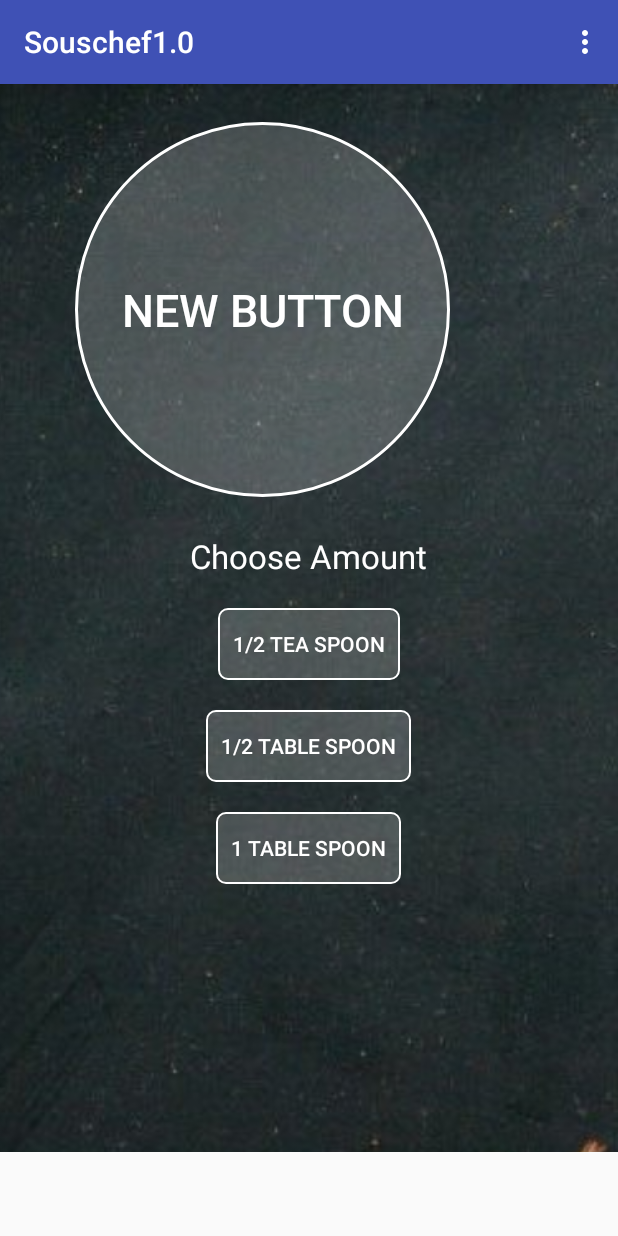
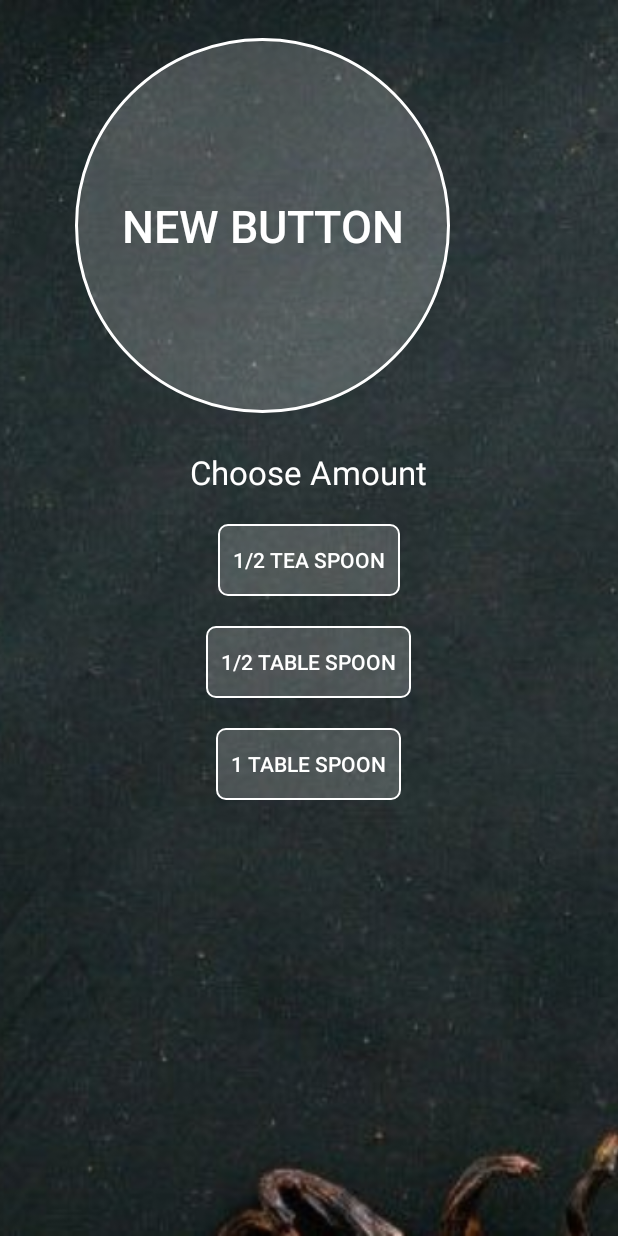
Before and after one commit to zhexxian/Souschef1.0, an Android app: the screen it shows after launch (IngredientAmountActivity), after a tap on "NEW BUTTON", on a phone screen of 412 x 824 dp. Run offline under Robolectric (Android 15) with nearby library versions, the phone set to English and light mode, and no system bars.

Commit message:
Remove action bar for ingredient selection page

```diff
--- a/app/src/main/AndroidManifest.xml
+++ b/app/src/main/AndroidManifest.xml
@@ -12,7 +12,8 @@
             android:name=".MainActivity"
             android:label="@string/app_name"
             android:theme="@style/AppTheme.NoActionBar"
-            android:screenOrientation="portrait">
+            android:screenOrientation="portrait"
+            android:windowActionBar="false">
             <intent-filter>
                 <action android:name="android.intent.action.MAIN" />
 
@@ -21,8 +22,10 @@
         </activity>
         <activity
             android:name=".IngredientAmountActivity"
+            android:theme="@style/AppTheme.NoActionBar"
             android:screenOrientation="portrait"
             android:label="@string/app_name"
+            android:windowActionBar="false"
             />
     </application>
 
--- a/app/src/main/java/com/example/zhexian/souschef10/IngredientAmountActivity.java
+++ b/app/src/main/java/com/example/zhexian/souschef10/IngredientAmountActivity.java
@@ -1,9 +1,12 @@
 package com.example.zhexian.souschef10;
 
+import android.app.ActionBar;
 import android.os.Bundle;
 import android.support.v7.app.AppCompatActivity;
 import android.view.Menu;
 import android.view.MenuItem;
+import android.view.View;
+import android.view.Window;
 import android.widget.Button;
 
 /**
@@ -18,6 +21,20 @@ public class IngredientAmountActivity extends AppCompatActivity {
         String title = getIntent().getExtras().getString("Title");
         Button b = (Button) findViewById(R.id.button15);
         b.setText(title);
+
+        b.setOnLongClickListener(new View.OnLongClickListener() {
+            @Override
+            public boolean onLongClick(View v) {
+                editIngredient();
+                return true;
+            }
+        });
+
+
+    }
+
+    private void editIngredient() {
+
     }
 
     @Override
--- a/app/src/main/res/layout/ingredient_amount_main.xml
+++ b/app/src/main/res/layout/ingredient_amount_main.xml
@@ -97,14 +97,9 @@
             android:layout_centerHorizontal="true"
             android:layout_marginTop="20dp" />
 
-    </RelativeLayout>
-    <android.support.design.widget.AppBarLayout
-        android:layout_width="match_parent"
-        android:layout_height="wrap_content"
-        android:theme="@style/AppTheme.AppBarOverlay">
-
-    </android.support.design.widget.AppBarLayout>
+    </RelativeLayout><![CDATA[
 
     />
 
+]]>
 </android.support.design.widget.CoordinatorLayout>
--- a/app/src/main/res/values-v21/styles.xml
+++ b/app/src/main/res/values-v21/styles.xml
@@ -1,6 +1,6 @@
 <resources>>
 
-    <style name="AppTheme.NoActionBar">
+    <style name="AppTheme.NoActionBar" parent="Theme.AppCompat.Light.DarkActionBar">
         <item name="windowActionBar">false</item>
         <item name="windowNoTitle">true</item>
         <item name="android:windowDrawsSystemBarBackgrounds">true</item>
```
